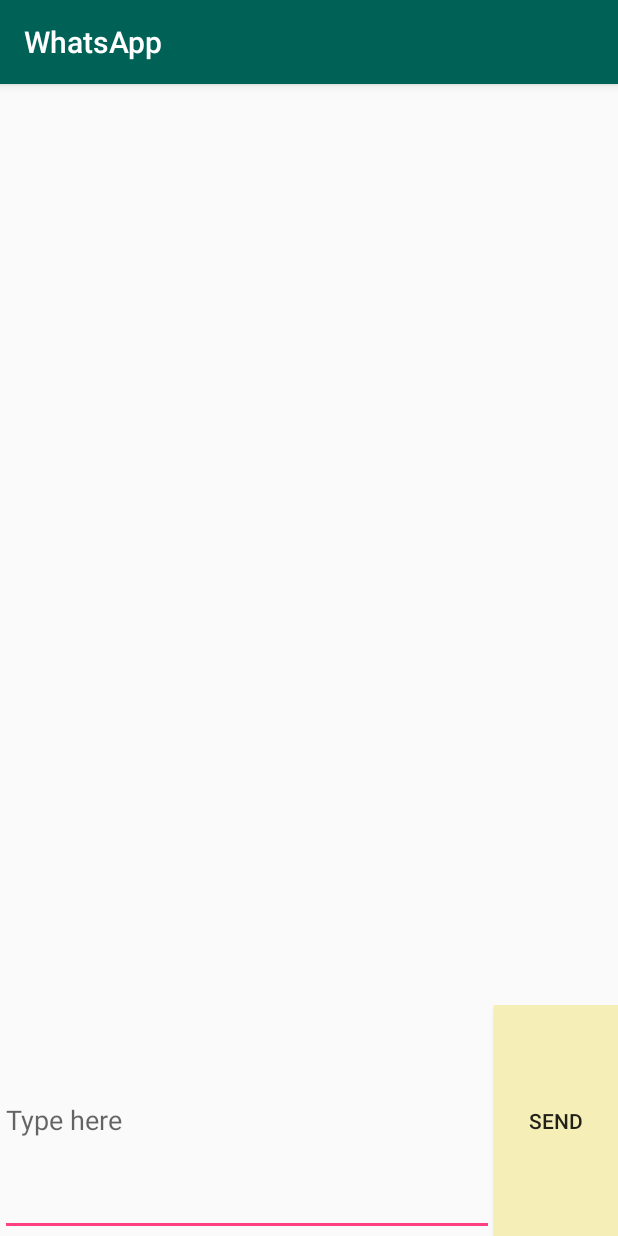
After one commit to AnkitaKar1998/Authentication, an Android app: the TeacherChatActivity screen opened directly, with no data from a screen before it, on a phone screen of 412 x 824 dp. The commit adds this screen. Run offline under Robolectric (Android 15) with nearby library versions, the phone set to English and light mode, and no system bars.

Commit message:
Teacher Chat Section added

```diff
--- a/app/build.gradle
+++ b/app/build.gradle
@@ -25,6 +25,7 @@ dependencies {
     implementation 'com.google.firebase:firebase-auth:16.1.0'
     implementation 'com.google.firebase:firebase-database:16.0.5'
     implementation 'com.android.support.constraint:constraint-layout:1.1.3'
+    implementation 'com.android.support:design:26.0.1'
 }
 
 configurations.all {
--- a/app/src/main/AndroidManifest.xml
+++ b/app/src/main/AndroidManifest.xml
@@ -30,7 +30,8 @@
             android:resource="@color/colorAccent" />
 
         <activity android:name=".ResetActivity" />
-        <activity android:name=".StudentActivity"></activity>
+        <activity android:name=".StudentActivity" />
+        <activity android:name=".TeacherChatActivity"></activity>
     </application>
 
 </manifest>
--- a/app/src/main/java/com/example/divak/authentication/MainActivity.java
+++ b/app/src/main/java/com/example/divak/authentication/MainActivity.java
@@ -84,7 +84,7 @@ public class MainActivity extends AppCompatActivity {
                             RootRef.child("Users").child(CurrentUserId).setValue("");
                             Toast.makeText(MainActivity.this, "Login Success", Toast.LENGTH_SHORT).show();
                             if(selectedId == R.id.rb_teacher) {
-                                Intent i=new Intent(MainActivity.this,TeacherActivity.class);
+                                Intent i=new Intent(MainActivity.this,TeacherChatActivity.class);
                                 startActivity(i);
                             } else {
                                 Intent i=new Intent(MainActivity.this,StudentActivity.class);
--- a/app/src/main/java/com/example/divak/authentication/TeacherActivity.java
+++ b/app/src/main/java/com/example/divak/authentication/TeacherActivity.java
@@ -94,6 +94,8 @@ public class TeacherActivity extends AppCompatActivity {
         ad.show();
     }
 
+
+
     private void CreateNewGroup() {
 
     }
--- /dev/null
+++ b/app/src/main/java/com/example/divak/authentication/TeacherChatActivity.java
@@ -0,0 +1,45 @@
+package com.example.divak.authentication;
+
+import android.app.ActionBar;
+import android.graphics.Color;
+import android.support.v7.app.AppCompatActivity;
+import android.os.Bundle;
+import android.view.Gravity;
+import android.view.View;
+import android.view.ViewGroup;
+import android.widget.Button;
+import android.widget.EditText;
+import android.widget.LinearLayout;
+import android.widget.TextView;
+
+public class TeacherChatActivity extends AppCompatActivity {
+
+    Button sendButton;
+    EditText message;
+    LinearLayout teacherChatSection;
+
+    @Override
+    protected void onCreate(Bundle savedInstanceState) {
+        super.onCreate(savedInstanceState);
+        setContentView(R.layout.activity_teacher_chat);
+
+        sendButton = findViewById(R.id.send_button);
+        message = findViewById(R.id.et_message);
+        teacherChatSection = findViewById(R.id.ll_teacher_chat_section);
+
+        sendButton.setOnClickListener(new View.OnClickListener() {
+            @Override
+            public void onClick(View view) {
+                String msg = message.getText().toString();
+                message.getText().clear();
+
+                TextView textView = new TextView(TeacherChatActivity.this);
+                textView.setText(msg);
+                textView.setBackgroundColor(Color.parseColor("#f4ccc1"));
+                textView.setGravity(Gravity.CENTER);
+                teacherChatSection.addView(textView);
+            }
+        });
+
+    }
+}
--- a/app/src/main/res/layout/activity_teacher.xml
+++ b/app/src/main/res/layout/activity_teacher.xml
@@ -20,6 +20,9 @@
         android:layout_marginLeft="134dp"
         android:layout_marginStart="134dp"
         android:layout_marginTop="28dp"
-        android:text="" />
+        android:text="Ankita" />
+
+
+
 
 </RelativeLayout>
--- /dev/null
+++ b/app/src/main/res/layout/activity_teacher_chat.xml
@@ -0,0 +1,61 @@
+<?xml version="1.0" encoding="utf-8"?>
+<LinearLayout
+    xmlns:android="http://schemas.android.com/apk/res/android"
+    xmlns:app="http://schemas.android.com/apk/res-auto"
+    xmlns:tools="http://schemas.android.com/tools"
+    android:layout_width="match_parent"
+    android:layout_height="match_parent"
+    tools:context=".TeacherChatActivity"
+    android:orientation="vertical">
+
+
+    <LinearLayout
+        android:layout_width="match_parent"
+        android:layout_height="0dp"
+        android:layout_weight="8"
+        android:orientation="vertical">
+
+        <ScrollView
+            android:layout_width="match_parent"
+            android:layout_height="match_parent">
+
+            <LinearLayout
+                android:id="@+id/ll_teacher_chat_section"
+                android:layout_width="match_parent"
+                android:layout_height="match_parent"
+                android:orientation="vertical">
+
+
+            </LinearLayout>
+
+        </ScrollView>
+
+
+    </LinearLayout>
+
+    <LinearLayout
+        android:layout_width="match_parent"
+        android:layout_height="0dp"
+        android:layout_weight="2"
+        android:orientation="horizontal">
+
+        <EditText
+            android:id="@+id/et_message"
+            android:layout_width="0dp"
+            android:layout_height="match_parent"
+            android:hint="Type here"
+            android:layout_weight="8"/>
+
+        <Button
+            android:id="@+id/send_button"
+            android:layout_width="0dp"
+            android:layout_height="match_parent"
+            android:layout_weight="2"
+            android:text="send"
+            android:background="#f5eeb7"/>
+
+
+    </LinearLayout>
+
+
+</LinearLayout>
```
